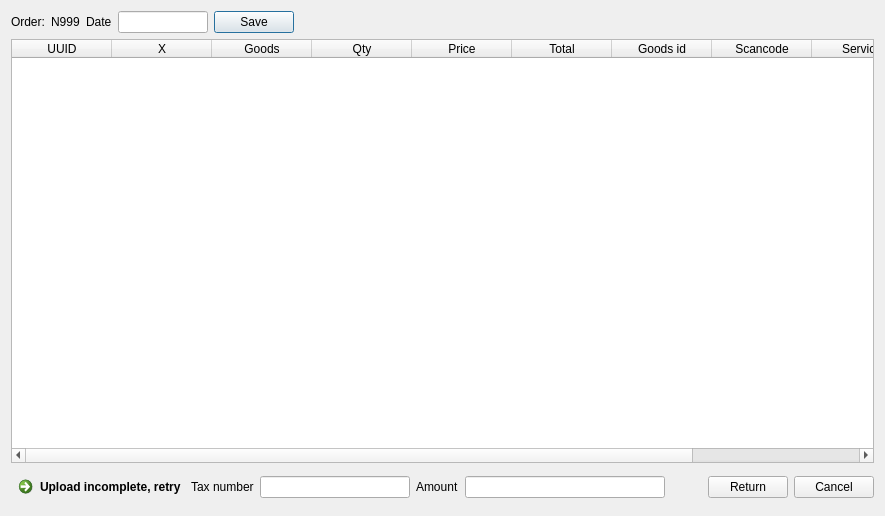
First picture: the form in Shop/vieworder.ui, repository End1-1/Cafe5, before the edit.
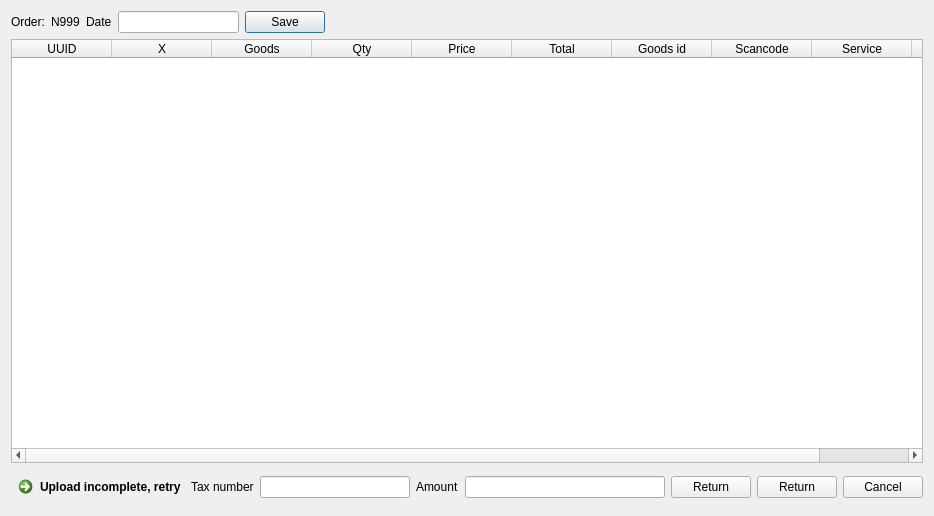
Second picture: the form after the edit. Icons and pictures are not drawn. Custom widgets are drawn as their Qt base class.

The edit to the form file:
```diff
--- a/Shop/vieworder.ui
+++ b/Shop/vieworder.ui
@@ -237,6 +237,13 @@
         </property>
        </spacer>
       </item>
+      <item>
+       <widget class="QPushButton" name="btnTaxReturn">
+        <property name="text">
+         <string>Return</string>
+        </property>
+       </widget>
+      </item>
       <item>
        <widget class="QPushButton" name="btnReturn">
         <property name="text">
```
